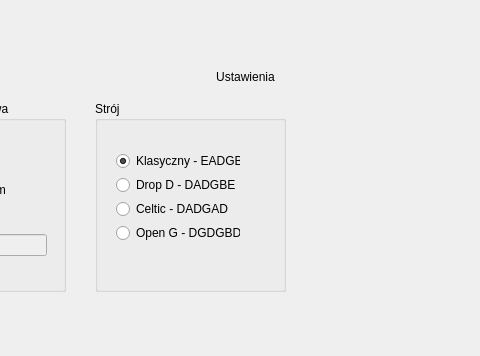
Qt form mainwindow.ui (december0123/dzwiekspert) before a commit; both pictures show x 206 to 686 and y 0 to 356 of the 959 by 650 pixel window.
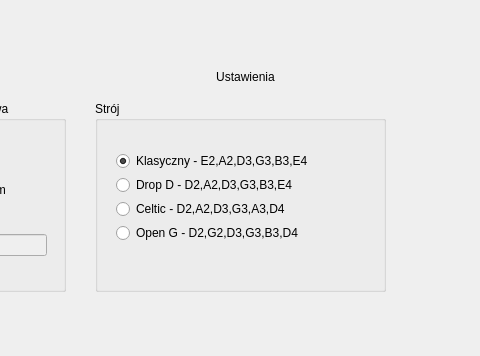
The same form after that commit. The open tabs and pages were chosen to show the change.

Commit message: Configurable tuning

Diff of the .ui file:
```diff
--- a/mainwindow.ui
+++ b/mainwindow.ui
@@ -204,7 +204,7 @@
          <rect>
           <x>290</x>
           <y>90</y>
-          <width>191</width>
+          <width>291</width>
           <height>191</height>
          </rect>
         </property>
@@ -216,7 +216,7 @@
           <rect>
            <x>10</x>
            <y>40</y>
-           <width>146</width>
+           <width>271</width>
            <height>112</height>
           </rect>
          </property>
@@ -224,7 +224,7 @@
           <item>
            <widget class="QRadioButton" name="tuning_CLASSIC">
             <property name="text">
-             <string>Klasyczny - EADGBE</string>
+             <string>Klasyczny - E2,A2,D3,G3,B3,E4</string>
             </property>
             <property name="checked">
              <bool>true</bool>
@@ -234,21 +234,21 @@
           <item>
            <widget class="QRadioButton" name="tuning_DROP_D">
             <property name="text">
-             <string>Drop D - DADGBE</string>
+             <string>Drop D - D2,A2,D3,G3,B3,E4</string>
             </property>
            </widget>
           </item>
           <item>
            <widget class="QRadioButton" name="tuning_CELTIC">
             <property name="text">
-             <string>Celtic - DADGAD</string>
+             <string>Celtic - D2,A2,D3,G3,A3,D4</string>
             </property>
            </widget>
           </item>
           <item>
            <widget class="QRadioButton" name="tuning_OPEN_G">
             <property name="text">
-             <string>Open G - DGDGBD</string>
+             <string>Open G - D2,G2,D3,G3,B3,D4</string>
             </property>
            </widget>
           </item>
```
Left out of the diff: 2 changed lines with no effect on the pictures. The commit also changes 2 other files.
